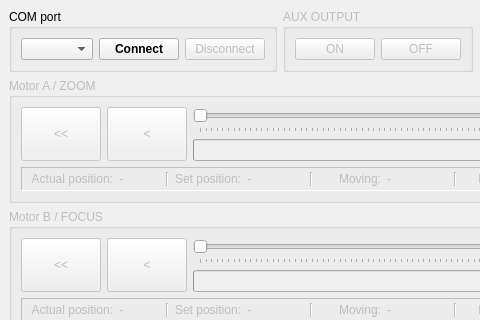
This is src/gui_L065 (for 5-50mm D14 lens)/gui.ui in Kurokesu/SCF4-SDK as Qt 5 draws it before an edit; both pictures show x 0 to 480 and y 0 to 320 of the 874 by 668 pixel window. The edited form follows.
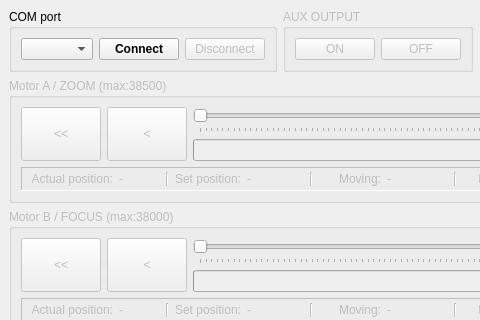
This is the edited form. Icons and pictures are not drawn.

The edit to the form file:
```diff
--- a/src/gui_L065 (for 5-50mm D14 lens)/gui.ui
+++ b/src/gui_L065 (for 5-50mm D14 lens)/gui.ui
@@ -121,7 +121,7 @@
        <string notr="true"/>
       </property>
       <property name="title">
-       <string>Motor A / ZOOM</string>
+       <string>Motor A / ZOOM (max:38500)</string>
       </property>
       <layout class="QGridLayout" name="gridLayout">
        <item row="0" column="0">
@@ -463,7 +463,7 @@
        <bool>false</bool>
       </property>
       <property name="title">
-       <string>Motor B / FOCUS</string>
+       <string>Motor B / FOCUS (max:38000)</string>
       </property>
       <layout class="QGridLayout" name="gridLayout_2">
        <item row="0" column="0">
```
